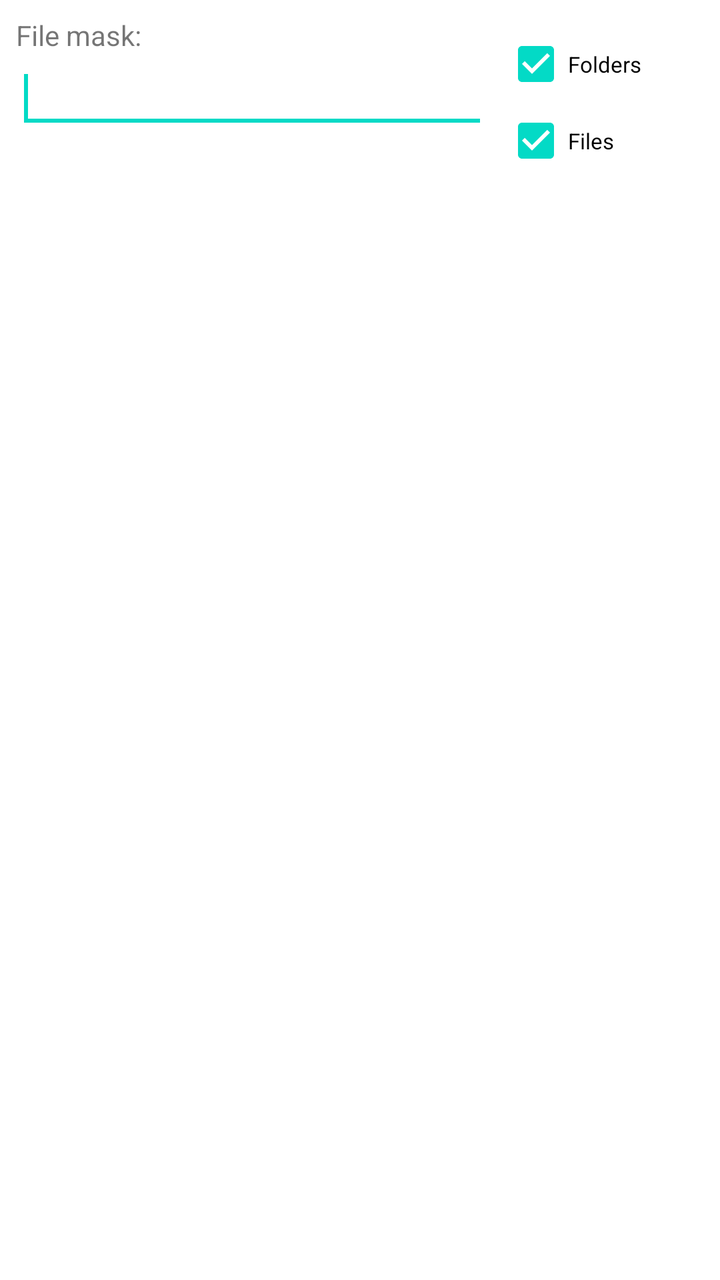
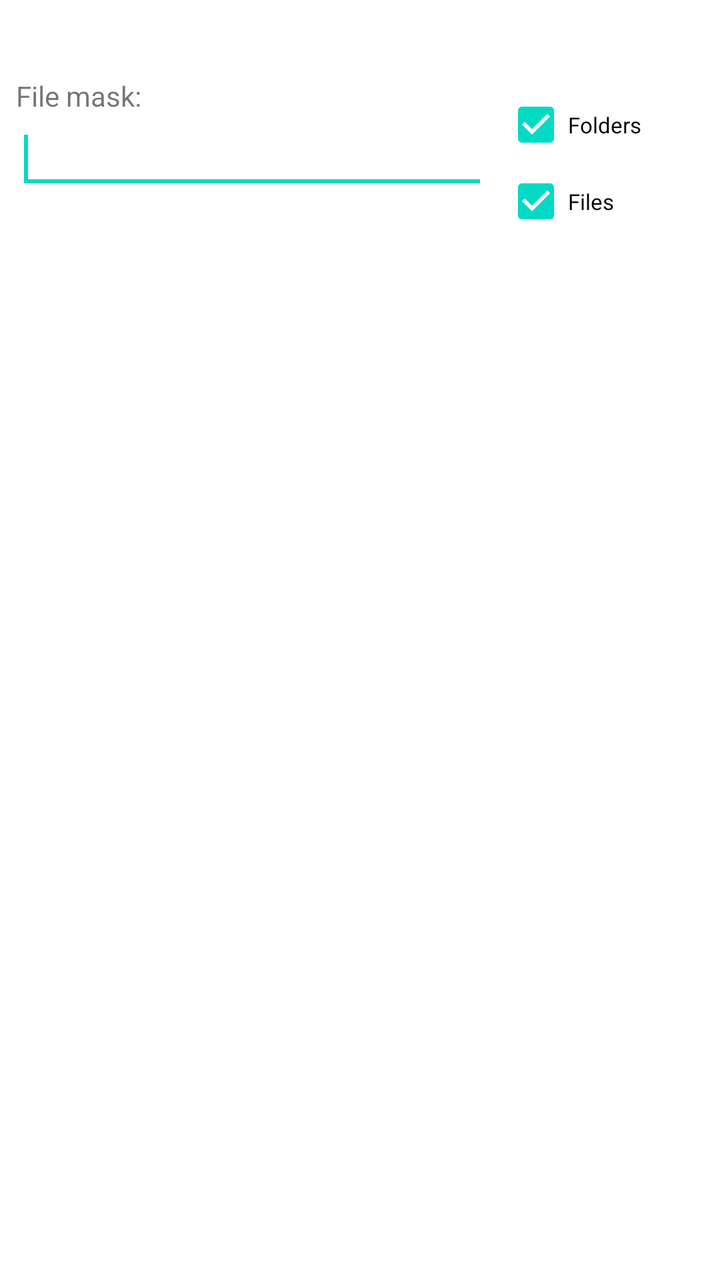

Before-and-after screenshots of an Android layout around one commit, followed by the original layout XML and the change that was made.
<!-- AndroidManifest.xml: fallback theme Theme.MaterialComponents.DayNight.NoActionBar -->
<!-- res/layout/search.xml -->
<?xml version="1.0" encoding="UTF-8"?>
<ScrollView xmlns:android="http://schemas.android.com/apk/res/android"
    android:id="@+id/scroll_view"
    android:layout_width="fill_parent"
    android:layout_height="fill_parent"
    android:fillViewport="true">

  <RelativeLayout
      android:layout_width="fill_parent"
      android:layout_height="wrap_content"
      android:padding="8dp">

    <CheckBox
        android:id="@+id/for_dirs"
        android:layout_width="100sp"
        android:layout_height="wrap_content"
        android:layout_alignParentTop="true"
        android:layout_alignParentRight="true"
        android:textSize="11sp"
        android:checked="true"
        android:text="@string/for_dirs" />
    <CheckBox
        android:id="@+id/for_files"
        android:layout_width="wrap_content"
        android:layout_height="wrap_content"
        android:layout_below="@id/for_dirs"
        android:layout_alignLeft="@id/for_dirs"
        android:layout_marginTop="-10dip"
        android:textSize="11sp"
        android:checked="true"
        android:text="@string/for_files" />
    
    <TextView
        android:id="@+id/prompt"
        android:layout_width="fill_parent"
        android:layout_height="wrap_content"
        android:layout_alignParentLeft="true"
        android:layout_toLeftOf="@id/for_dirs"
        android:text="@string/filemask" />
    <EditText
        android:id="@+id/edit_field"
        android:layout_width="fill_parent"
        android:layout_height="wrap_content"
        android:layout_below="@id/prompt"
        android:layout_toLeftOf="@id/for_dirs"
        android:layout_marginRight="8dp"
        android:autoText="false"
        android:capitalize="none"
        android:gravity="fill_horizontal"
        android:inputType="textUri"
        android:scrollHorizontally="true">
        <requestFocus/>
    </EditText>

    <RelativeLayout
        android:id="@+id/search_params"
        android:layout_width="fill_parent"
        android:layout_height="wrap_content"
        android:layout_below="@id/for_files"
        android:visibility="gone">
        
      <CheckBox
          android:id="@+id/in_subf"
          android:layout_width="100sp"
          android:layout_height="wrap_content"
          android:layout_alignParentTop="true"
          android:layout_alignParentRight="true"
          android:textSize="12dp"
          android:checked="true"
          android:text="@string/in_subf" />          
        
        <TextView
            android:id="@+id/content_prompt"
            android:layout_width="fill_parent"
            android:layout_height="wrap_content"
            android:layout_marginTop="2dip"
            android:layout_alignParentTop="true"
            android:layout_alignParentLeft="true"
            android:text="@string/content"
            android:labelFor="@id/edit_content"/>
        <EditText
            android:id="@+id/edit_content"
            android:layout_width="fill_parent"
            android:layout_height="wrap_content"
            android:layout_below="@id/content_prompt"
            android:layout_marginRight="10dp"
            android:layout_toLeftOf="@id/in_subf"
            android:autoText="false"
            android:capitalize="none"
            android:gravity="fill_horizontal"
            android:scrollHorizontally="true"
            android:inputType="text" />
        
        <include layout="@layout/file_props"
            android:layout_width="fill_parent"
            android:layout_height="wrap_content"
            android:layout_below="@id/edit_content" />

        </RelativeLayout>
  </RelativeLayout>
</ScrollView>
<!-- res/layout/file_props.xml (included above) -->
<?xml version="1.0" encoding="UTF-8"?>
<TableLayout xmlns:android="http://schemas.android.com/apk/res/android"
    android:layout_width="fill_parent"
    android:layout_height="wrap_content"
    android:stretchColumns="1">

    <TableRow android:layout_width="fill_parent">

        <TextView
            android:id="@+id/bigger_prompt"
            android:layout_width="wrap_content"
            android:layout_height="wrap_content"
            android:layout_weight="1"
            android:text="@string/bigger_than"
            android:textSize="10dp" />

        <EditText
            android:id="@+id/edit_bigger"
            android:layout_width="fill_parent"
            android:layout_height="wrap_content"
            android:layout_weight="2"
            android:inputType="number"
            android:scrollHorizontally="true" />

        <Spinner
            android:id="@+id/scale_bigger"
            android:layout_width="wrap_content"
            android:layout_height="wrap_content"
            android:layout_weight="1"
            android:background="@null"/>

        <CheckBox
            android:id="@+id/mod_after"
            android:layout_width="wrap_content"
            android:layout_height="wrap_content"
            android:layout_weight="1"
            android:text="@string/mod_after"
            android:textSize="10dp" />

        <Button
            android:id="@+id/mod_after_date"
            style="?android:attr/buttonStyleSmall"
            android:layout_width="wrap_content"
            android:layout_weight="1"
            android:layout_height="wrap_content"
            android:text="@string/empty_string"
            android:textSize="8dp" />
    </TableRow>

    <TableRow android:layout_width="fill_parent">

        <TextView
            android:id="@+id/smaller_prompt"
            android:layout_width="wrap_content"
            android:layout_height="wrap_content"
            android:layout_gravity="top"
            android:layout_weight="1"
            android:text="@string/smaller_than"
            android:textSize="10dp" />

        <EditText
            android:id="@+id/edit_smaller"
            android:layout_width="fill_parent"
            android:layout_height="wrap_content"
            android:layout_weight="2"
            android:inputType="number"
            android:scrollHorizontally="true" />

        <Spinner
            android:id="@+id/scale_smaller"
            android:layout_width="wrap_content"
            android:layout_weight="1"
            android:layout_height="wrap_content"
            android:background="@null"/>

        <CheckBox
            android:id="@+id/mod_before"
            android:layout_width="wrap_content"
            android:layout_height="wrap_content"
            android:layout_gravity="top"
            android:layout_weight="1"
            android:text="@string/mod_before"
            android:textSize="10dp" />

        <Button
            android:id="@+id/mod_before_date"
            style="?android:attr/buttonStyleSmall"
            android:layout_width="wrap_content"
            android:layout_height="wrap_content"
            android:layout_gravity="top"
            android:layout_weight="1"
            android:text="@string/empty_string"
            android:textSize="8dp" />
    </TableRow>
</TableLayout>
<!-- resources referenced by this layout -->
<resources>
  <string name="bigger_than">Bigger\nthan:</string>
  <string name="content">Content:</string>
  <string name="empty_string" translatable="false" />
  <string name="filemask">File mask:</string>
  <string name="for_dirs">Folders</string>
  <string name="for_files">Files</string>
  <string name="in_subf">Subfolders</string>
  <string name="mod_after">After</string>
  <string name="mod_before">Before</string>
  <string name="smaller_than">Smaller\nthan:</string>
</resources>

<!-- the commit's change to res/layout/search.xml (unified diff, before → after) -->
@@ -10,11 +10,23 @@
       android:layout_height="wrap_content"
       android:padding="8dp">
 
+    <TextView
+        android:id="@+id/dlg_title"
+        android:layout_width="fill_parent"
+        android:layout_height="wrap_content"
+        android:layout_alignParentTop="true"
+        android:layout_alignParentLeft="true"
+        android:layout_marginBottom="6dip"
+        android:textAppearance="?android:attr/textAppearanceMedium"
+        android:textStyle="bold"
+        android:gravity="left"
+        />
+
     <CheckBox
         android:id="@+id/for_dirs"
         android:layout_width="100sp"
         android:layout_height="wrap_content"
-        android:layout_alignParentTop="true"
+        android:layout_below="@id/dlg_title"
         android:layout_alignParentRight="true"
         android:textSize="11sp"
         android:checked="true"
@@ -34,6 +46,7 @@
         android:id="@+id/prompt"
         android:layout_width="fill_parent"
         android:layout_height="wrap_content"
+        android:layout_below="@id/dlg_title"
         android:layout_alignParentLeft="true"
         android:layout_toLeftOf="@id/for_dirs"
         android:text="@string/filemask" />
